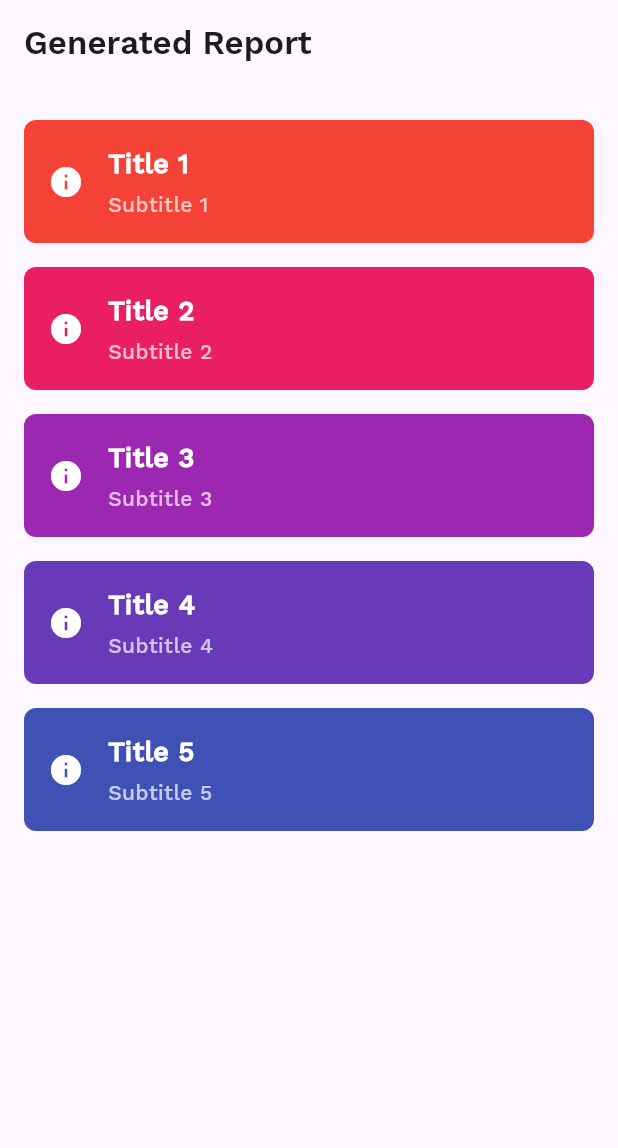
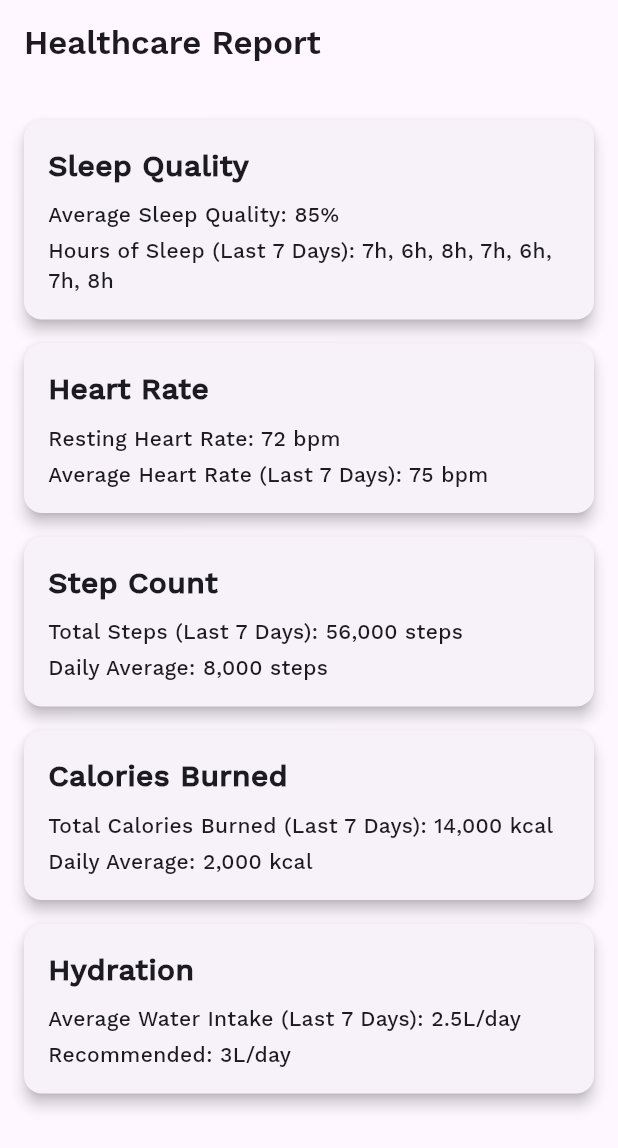
Before and after one commit to andergisomon/the-interns, a Flutter app: the GeneratedReportScreen screen opened directly, on a phone screen of 412 x 824 dp. Shown: the top 1148 px of the screen. Run offline on Flutter 3.47's test engine with Material 3 defaults, Android fonts, the phone set to English and light mode, and no system bars; our stand-ins replace cloud_firestore, firebase_auth, firebase_core, firebase_messaging, flutter_markdown, google_sign_in and 2 more; accounts and stored records are empty.

Commit message:
last minute changes

```diff
--- a/app/lib/screens/home_screen.dart
+++ b/app/lib/screens/home_screen.dart
@@ -92,8 +92,15 @@ class HomeScreen extends StatelessWidget {
         child: Padding(
           padding: const EdgeInsets.all(16.0),
           child: Column(
-            crossAxisAlignment: CrossAxisAlignment.start,
+            crossAxisAlignment: CrossAxisAlignment.center,
             children: [
+              SizedBox(
+            height: 230,
+            width: 300,
+            child: Image(
+              image: AssetImage('assets/images/home_evening.jpg'),
+            )
+              ),
               Text(
                 '${_getGreeting()}, $userNickname!',
                 style: Theme.of(context).textTheme.headlineSmall,
@@ -110,23 +117,23 @@ class HomeScreen extends StatelessWidget {
                     crossAxisAlignment: CrossAxisAlignment.start,
                     children: [
                       Text(
-                        "Today's stats",
+                        "Today's stats🎯",
                         style: Theme.of(context).textTheme.titleMedium,
                       ),
                       const SizedBox(height: 8),
                       Row(
                         mainAxisAlignment: MainAxisAlignment.spaceBetween,
                         children: const [
-                          Text('Steps: 5,432'),
-                          Text('Calories Burned: 320'),
+                          Text('Steps🏃: 5,432'),
+                          Text('Calories burned🔥: 320'),
                         ],
                       ),
                       const SizedBox(height: 8),
                       Row(
                         mainAxisAlignment: MainAxisAlignment.spaceBetween,
                         children: const [
-                          Text('Water Intake: 1.5L'),
                           Text('Sleep: 7h 30m'),
+                          Text('Sleep quality: Great'),
                         ],
                       ),
                     ],
--- a/app/lib/screens/wellness_report_screen.dart
+++ b/app/lib/screens/wellness_report_screen.dart
@@ -68,45 +68,113 @@ class GeneratedReportScreen extends StatelessWidget {
   Widget build(BuildContext context) {
     return Scaffold(
       appBar: AppBar(
-        title: Text('Generated Report'),
+        title: Text('Healthcare Report'),
       ),
       body: Padding(
         padding: const EdgeInsets.all(16.0),
-        child: ListView.builder(
-          itemCount: 5,
-          itemBuilder: (context, index) {
-            return Container(
+        child: ListView(
+          children: [
+            Card(
+              elevation: 4,
               margin: EdgeInsets.symmetric(vertical: 8),
-              padding: EdgeInsets.all(16),
-              decoration: BoxDecoration(
-                color: Colors.primaries[index % Colors.primaries.length],
-                borderRadius: BorderRadius.circular(8),
-              ),
-              child: Row(
-                children: [
-                  Icon(
-                    Icons.info,
-                    color: Colors.white,
-                  ),
-                  SizedBox(width: 16),
-                  Column(
+              child: Padding(
+                padding: const EdgeInsets.all(16.0),
+                child: Column(
                   crossAxisAlignment: CrossAxisAlignment.start,
                   children: [
                     Text(
-                        'Title ${index + 1}',
-                        style: TextStyle(fontSize: 18, fontWeight: FontWeight.bold, color: Colors.white),
+                      'Sleep Quality',
+                      style: TextStyle(fontSize: 20, fontWeight: FontWeight.bold),
                     ),
+                    SizedBox(height: 8),
+                    Text('Average Sleep Quality: 85%'),
                     SizedBox(height: 4),
+                    Text('Hours of Sleep (Last 7 Days): 7h, 6h, 8h, 7h, 6h, 7h, 8h'),
+                  ],
+                ),
+              ),
+            ),
+            Card(
+              elevation: 4,
+              margin: EdgeInsets.symmetric(vertical: 8),
+              child: Padding(
+                padding: const EdgeInsets.all(16.0),
+                child: Column(
+                  crossAxisAlignment: CrossAxisAlignment.start,
+                  children: [
                     Text(
-                        'Subtitle ${index + 1}',
-                        style: TextStyle(fontSize: 14, color: Colors.white70),
+                      'Heart Rate',
+                      style: TextStyle(fontSize: 20, fontWeight: FontWeight.bold),
+                    ),
+                    SizedBox(height: 8),
+                    Text('Resting Heart Rate: 72 bpm'),
+                    SizedBox(height: 4),
+                    Text('Average Heart Rate (Last 7 Days): 75 bpm'),
+                  ],
+                ),
+              ),
+            ),
+            Card(
+              elevation: 4,
+              margin: EdgeInsets.symmetric(vertical: 8),
+              child: Padding(
+                padding: const EdgeInsets.all(16.0),
+                child: Column(
+                  crossAxisAlignment: CrossAxisAlignment.start,
+                  children: [
+                    Text(
+                      'Step Count',
+                      style: TextStyle(fontSize: 20, fontWeight: FontWeight.bold),
+                    ),
+                    SizedBox(height: 8),
+                    Text('Total Steps (Last 7 Days): 56,000 steps'),
+                    SizedBox(height: 4),
+                    Text('Daily Average: 8,000 steps'),
+                  ],
+                ),
+              ),
+            ),
+            Card(
+              elevation: 4,
+              margin: EdgeInsets.symmetric(vertical: 8),
+              child: Padding(
+                padding: const EdgeInsets.all(16.0),
+                child: Column(
+                  crossAxisAlignment: CrossAxisAlignment.start,
+                  children: [
+                    Text(
+                      'Calories Burned',
+                      style: TextStyle(fontSize: 20, fontWeight: FontWeight.bold),
+                    ),
+                    SizedBox(height: 8),
+                    Text('Total Calories Burned (Last 7 Days): 14,000 kcal'),
+                    SizedBox(height: 4),
+                    Text('Daily Average: 2,000 kcal'),
+                  ],
+                ),
+              ),
+            ),
+            Card(
+              elevation: 4,
+              margin: EdgeInsets.symmetric(vertical: 8),
+              child: Padding(
+                padding: const EdgeInsets.all(16.0),
+                child: Column(
+                  crossAxisAlignment: CrossAxisAlignment.start,
+                  children: [
+                    Text(
+                      'Hydration',
+                      style: TextStyle(fontSize: 20, fontWeight: FontWeight.bold),
+                    ),
+                    SizedBox(height: 8),
+                    Text('Average Water Intake (Last 7 Days): 2.5L/day'),
+                    SizedBox(height: 4),
+                    Text('Recommended: 3L/day'),
+                  ],
+                ),
+              ),
             ),
           ],
-                  ),
-                ],
-              ),
-            );
-          },
         ),
       ),
     );
--- a/app/pubspec.yaml
+++ b/app/pubspec.yaml
@@ -75,6 +75,7 @@ flutter:
     - assets/images/caregiver_hero.svg
     - assets/images/caregiver_carousel/wellness.png
     - assets/images/wellness_report/wellness_generate.png
+    - assets/images/home_evening.jpg
   # The following line ensures that the Material Icons font is
   # included with your application, so that you can use the icons in
   # the material Icons class.
```
Also changed, not shown: app/assets/images/home_evening.jpg (added). Lines whose indentation alone changed are shown as unchanged.
